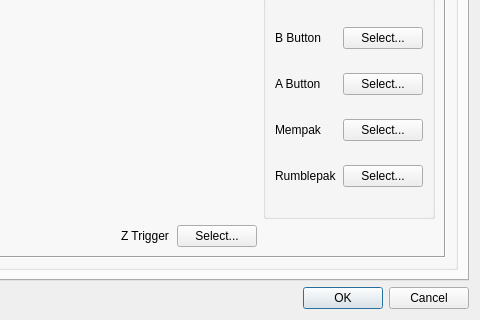
First picture: the form in src/dialogs/settingsdialog.ui, repository dh4/mupen64plus-qt, before the edit; both pictures show x 416 to 896 and y 533 to 853 of the 896 by 853 pixel window.
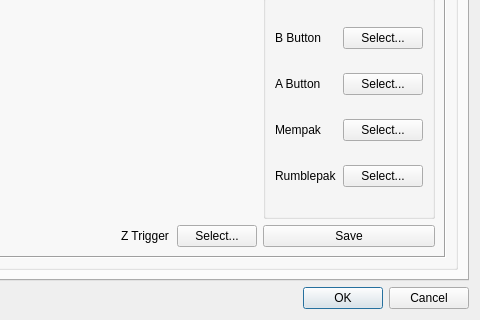
Second picture: the form after the edit. Icons and pictures are not drawn.

The edit to the form file:
```diff
--- a/src/dialogs/settingsdialog.ui
+++ b/src/dialogs/settingsdialog.ui
@@ -1923,6 +1923,13 @@
                </property>
               </widget>
              </item>
+             <item row="3" column="6">
+              <widget class="QPushButton" name="saveBtn">
+               <property name="text">
+                <string>Save</string>
+               </property>
+              </widget>
+             </item>
             </layout>
            </widget>
           </item>
```
